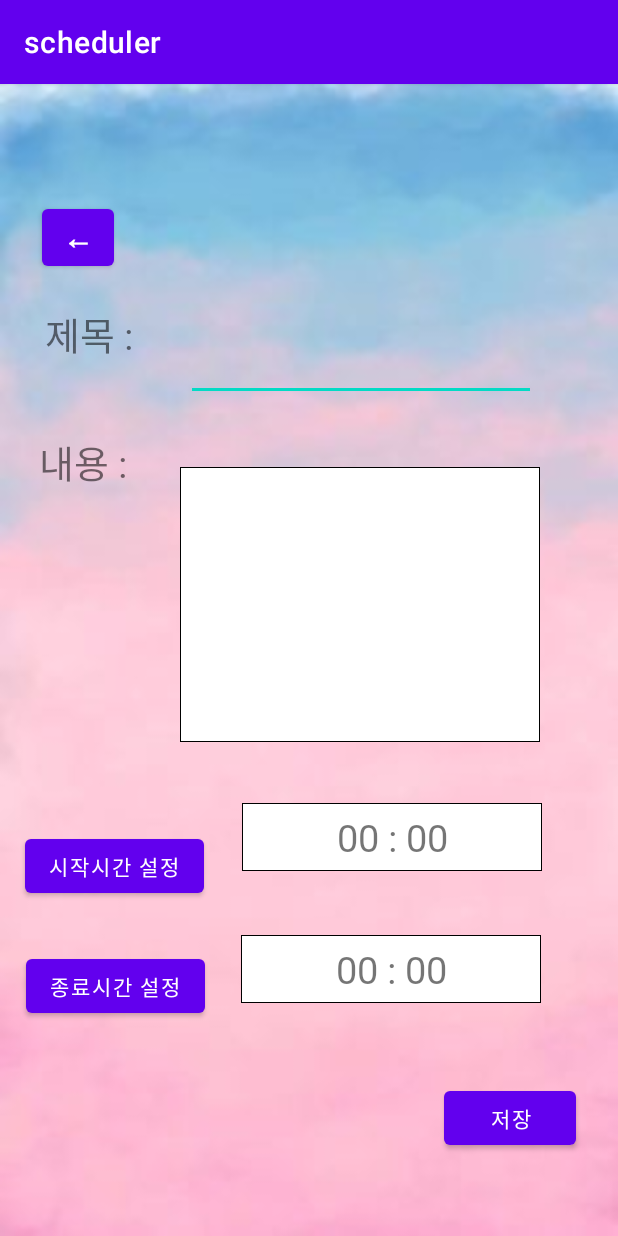
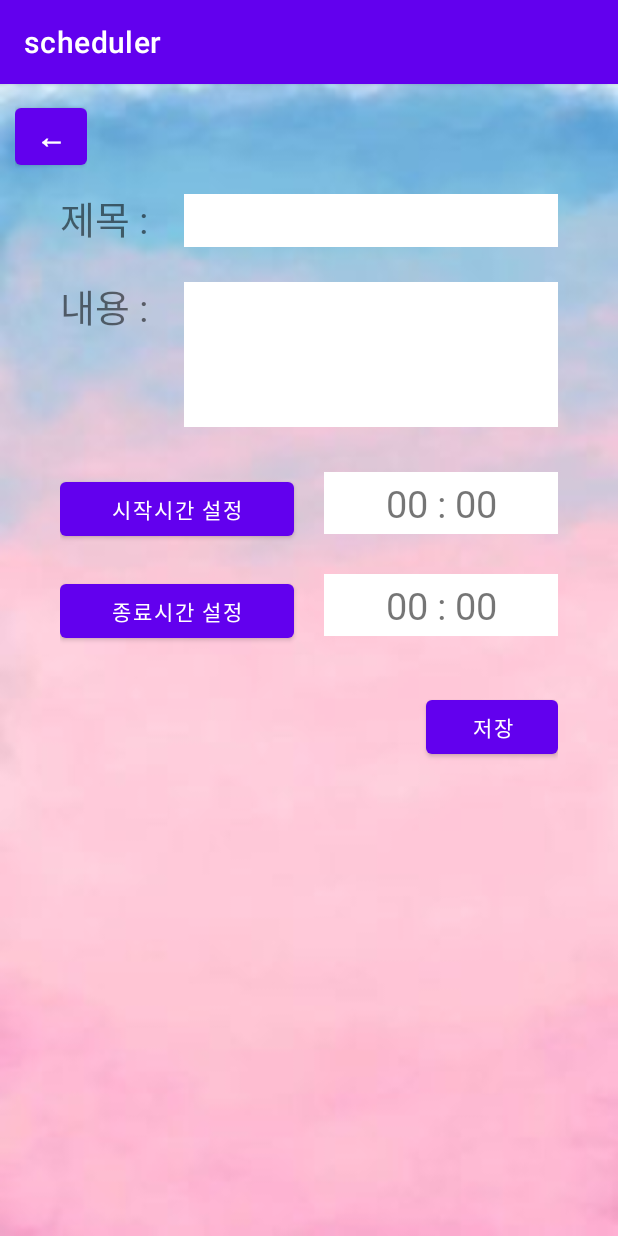
Before and after one commit to bong01/ku-scheduler, an Android app: the AddScheduler screen opened directly, with no data from a screen before it, on a phone screen of 412 x 824 dp. Run offline under Robolectric (Android 15) with nearby library versions, the phone set to English and light mode, and no system bars.

Commit message:
change layout of activity_add and activity_second_main

```diff
--- a/app/src/main/res/layout/activity_add.xml
+++ b/app/src/main/res/layout/activity_add.xml
@@ -1,63 +1,77 @@
 <?xml version="1.0" encoding="utf-8"?>
-<androidx.constraintlayout.widget.ConstraintLayout xmlns:android="http://schemas.android.com/apk/res/android"
+<LinearLayout xmlns:android="http://schemas.android.com/apk/res/android"
     xmlns:app="http://schemas.android.com/apk/res-auto"
     xmlns:tools="http://schemas.android.com/tools"
     android:layout_width="match_parent"
     android:layout_height="match_parent"
+    android:orientation="vertical"
+    android:padding="10dp"
     tools:context="dev.numberonedroid.scheduler.activity.AddScheduler"
     android:background="@drawable/back">
 
+    <LinearLayout
+        android:layout_width="wrap_content"
+        android:layout_height="wrap_content">
+        <Button
+            android:id="@+id/addbackbutton"
+            android:layout_width="48dp"
+            android:layout_height="50dp"
+            android:text="←"
+            android:textSize="20dp"
+            android:textStyle="bold" />
+    </LinearLayout>
+
+    <LinearLayout
+        android:layout_width="match_parent"
+        android:layout_height="wrap_content"
+        android:layout_marginTop="0dp"
+        android:layout_marginLeft="20dp"
+        android:layout_marginRight="20dp"
+        android:padding="10dp">
         <TextView
             android:id="@+id/textView2"
-        android:layout_width="wrap_content"
+            android:layout_width="0dp"
+            android:layout_weight="1"
             android:layout_height="wrap_content"
-        android:layout_marginStart="29dp"
-        android:layout_marginTop="20dp"
-        android:layout_marginEnd="28dp"
             android:fontFamily="@font/cookierun_bold"
             android:text="제목 : "
-        android:textSize="25dp"
-        app:layout_constraintEnd_toStartOf="@+id/titletext"
-        app:layout_constraintStart_toStartOf="parent"
-        app:layout_constraintTop_toBottomOf="@+id/addbackbutton" />
+            android:textSize="25dp"/>
 
         <EditText
             android:id="@+id/titletext"
-        android:layout_width="233dp"
-        android:layout_height="55dp"
-        android:layout_marginEnd="54dp"
-        android:layout_marginBottom="32dp"
+            android:layout_width="0dp"
+            android:layout_height="wrap_content"
+            android:layout_weight="3"
+            android:background="@color/white"
             android:ems="10"
             android:fontFamily="@font/cookierun_regular"
             android:inputType="textPersonName"
             android:maxLength="15"
-        app:layout_constraintBottom_toTopOf="@+id/contenttext"
-        app:layout_constraintEnd_toEndOf="parent"
-        app:layout_constraintStart_toEndOf="@+id/textView2"
-        app:layout_constraintTop_toBottomOf="@+id/addbackbutton"
-        tools:ignore="SpeakableTextPresentCheck,TouchTargetSizeCheck" />
-
+            tools:ignore="SpeakableTextPresentCheck,TouchTargetSizeCheck"
+            android:textSize="20dp"
+            android:padding="5dp"/>
+    </LinearLayout>
+    <LinearLayout
+        android:layout_width="match_parent"
+        android:layout_height="wrap_content"
+        android:layout_marginLeft="20dp"
+        android:layout_marginRight="20dp"
+        android:padding="10dp">
         <TextView
             android:id="@+id/textView3"
-        android:layout_width="wrap_content"
+            android:layout_width="0dp"
+            android:layout_weight="1"
             android:layout_height="wrap_content"
-        android:layout_marginStart="28dp"
-        android:layout_marginTop="21dp"
-        android:layout_marginEnd="29dp"
             android:fontFamily="@font/cookierun_bold"
             android:text="내용 : "
-        android:textSize="25dp"
-        app:layout_constraintEnd_toStartOf="@+id/contenttext"
-        app:layout_constraintStart_toStartOf="parent"
-        app:layout_constraintTop_toBottomOf="@+id/titletext" />
+            android:textSize="25dp" />
 
         <EditText
             android:id="@+id/contenttext"
-        android:layout_width="240dp"
-        android:layout_height="183dp"
-        android:layout_marginEnd="54dp"
-        android:layout_marginBottom="47dp"
-        android:background="@drawable/borderstyle"
+            android:layout_width="0dp"
+            android:layout_height="100dp"
+            android:layout_weight="3"
+            android:background="@color/white"
             android:ems="10"
             android:fontFamily="@font/cookierun_regular"
             android:gravity="top"
@@ -65,99 +79,89 @@
             android:maxLength="60"
             android:maxLines="5"
             android:scrollHorizontally="false"
-        android:textSize="20dp"
             app:layout_constraintBottom_toTopOf="@+id/startbutton"
             app:layout_constraintEnd_toEndOf="parent"
             app:layout_constraintStart_toEndOf="@+id/textView3"
             app:layout_constraintTop_toBottomOf="@+id/titletext"
-        tools:ignore="SpeakableTextPresentCheck" />
-
+            tools:ignore="SpeakableTextPresentCheck"
+            android:textSize="20dp"
+            android:padding="5dp" />
+    </LinearLayout>
+    <LinearLayout
+        android:layout_width="match_parent"
+        android:layout_height="wrap_content"
+        android:layout_marginTop="10dp"
+        android:layout_marginLeft="20dp"
+        android:layout_marginRight="20dp"
+        android:padding="10dp">
         <Button
             android:id="@+id/startbutton"
-        android:layout_width="wrap_content"
+            android:layout_width="0dp"
+            android:layout_weight="1"
+            android:layout_marginRight="20dp"
             android:layout_height="wrap_content"
-        android:layout_marginStart="15dp"
-        android:layout_marginEnd="23dp"
-        android:layout_marginBottom="20dp"
             android:fontFamily="@font/cookierun_bold"
-        android:text="시작시간 설정"
-        app:layout_constraintBottom_toTopOf="@+id/endbutton"
-        app:layout_constraintEnd_toStartOf="@+id/stime"
-        app:layout_constraintStart_toStartOf="parent"
-        app:layout_constraintTop_toBottomOf="@+id/contenttext" />
-
-    <Button
-        android:id="@+id/endbutton"
-        android:layout_width="wrap_content"
-        android:layout_height="wrap_content"
-        android:layout_marginStart="17dp"
-        android:layout_marginEnd="23dp"
-        android:layout_marginBottom="131dp"
-        android:fontFamily="@font/cookierun_bold"
-        android:text="종료시간 설정"
-        app:layout_constraintBottom_toBottomOf="parent"
-        app:layout_constraintEnd_toStartOf="@+id/etime"
-        app:layout_constraintStart_toStartOf="parent"
-        app:layout_constraintTop_toBottomOf="@+id/startbutton" />
+            android:text="시작시간 설정" />
 
         <TextView
             android:id="@+id/stime"
-        android:layout_width="200dp"
-        android:layout_height="45dp"
-        android:layout_marginTop="470dp"
-        android:layout_marginEnd="49dp"
-        android:layout_marginBottom="33dp"
-        android:background="@drawable/borderstyle"
+            android:layout_width="0dp"
+            android:layout_height="wrap_content"
+            android:layout_weight="1"
+            android:background="@color/white"
             android:fontFamily="@font/cookierun_regular"
             android:gravity="center"
             android:text="00 : 00"
             android:textSize="25dp"
-        app:layout_constraintBottom_toTopOf="@+id/etime"
-        app:layout_constraintEnd_toEndOf="parent"
-        app:layout_constraintStart_toEndOf="@+id/startbutton"
-        app:layout_constraintTop_toTopOf="parent" />
+            android:padding="3dp"/>
+    </LinearLayout>
+
+    <LinearLayout
+        android:layout_width="match_parent"
+        android:layout_height="wrap_content"
+        android:layout_marginLeft="20dp"
+        android:layout_marginRight="20dp"
+        android:padding="10dp">
+        <Button
+            android:id="@+id/endbutton"
+            android:layout_width="0dp"
+            android:layout_weight="1"
+            android:layout_marginRight="20dp"
+            android:layout_height="wrap_content"
+            android:fontFamily="@font/cookierun_bold"
+            android:text="종료시간 설정" />
 
         <TextView
             android:id="@+id/etime"
-        android:layout_width="200dp"
-        android:layout_height="45dp"
-        android:layout_marginEnd="51dp"
-        android:layout_marginBottom="44dp"
-        android:background="@drawable/borderstyle"
+            android:layout_width="0dp"
+            android:layout_height="wrap_content"
+            android:layout_weight="1"
+            android:background="@color/white"
             android:fontFamily="@font/cookierun_regular"
             android:gravity="center"
             android:text="00 : 00"
             android:textSize="25dp"
-        app:layout_constraintBottom_toTopOf="@+id/savebutton"
-        app:layout_constraintEnd_toEndOf="parent"
-        app:layout_constraintStart_toEndOf="@+id/endbutton"
-        app:layout_constraintTop_toBottomOf="@+id/stime" />
+            android:padding="3dp" />
+    </LinearLayout>
 
+    <LinearLayout
+        android:layout_width="match_parent"
+        android:layout_height="wrap_content"
+        android:gravity="right"
+        android:orientation="vertical"
+        android:layout_marginTop="10dp"
+        android:layout_marginLeft="20dp"
+        android:layout_marginRight="20dp"
+        android:padding="10dp">
         <Button
             android:id="@+id/savebutton"
             android:layout_width="wrap_content"
             android:layout_height="wrap_content"
-        android:layout_marginEnd="28dp"
-        android:layout_marginBottom="45dp"
             android:fontFamily="@font/cookierun_bold"
             android:text="저장"
             app:layout_constraintBottom_toBottomOf="parent"
             app:layout_constraintEnd_toEndOf="parent"
             app:layout_constraintTop_toBottomOf="@+id/etime" />
+    </LinearLayout>
 
-    <Button
-        android:id="@+id/addbackbutton"
-        android:layout_width="48dp"
-        android:layout_height="50dp"
-        android:layout_marginStart="28dp"
-        android:layout_marginTop="65dp"
-        android:layout_marginBottom="17dp"
-        android:text="←"
-        android:textSize="20dp"
-        android:textStyle="bold"
-        app:layout_constraintBottom_toTopOf="@+id/titletext"
-        app:layout_constraintStart_toStartOf="parent"
-        app:layout_constraintTop_toTopOf="parent" />
-
-
-</androidx.constraintlayout.widget.ConstraintLayout>
+</LinearLayout>
--- a/app/src/main/res/layout/activity_second_main.xml
+++ b/app/src/main/res/layout/activity_second_main.xml
@@ -1,9 +1,11 @@
 <?xml version="1.0" encoding="utf-8"?>
-<androidx.constraintlayout.widget.ConstraintLayout xmlns:android="http://schemas.android.com/apk/res/android"
+<LinearLayout xmlns:android="http://schemas.android.com/apk/res/android"
     xmlns:app="http://schemas.android.com/apk/res-auto"
     xmlns:tools="http://schemas.android.com/tools"
     android:layout_width="match_parent"
     android:layout_height="match_parent"
+    android:orientation="vertical"
+    android:padding="10dp"
     tools:context=".activity.SecondMainActivity"
     android:background="@drawable/back">
 
@@ -12,26 +14,19 @@
         android:id="@+id/backbutton"
         android:layout_width="50dp"
         android:layout_height="50dp"
-        android:layout_marginStart="16dp"
-        android:layout_marginBottom="16dp"
         android:text="←"
         android:textSize="20dp"
-        android:textStyle="bold"
-        app:layout_constraintBottom_toTopOf="@+id/recyclerView"
-        app:layout_constraintStart_toStartOf="parent" />
+        android:textStyle="bold" />
 
     <androidx.recyclerview.widget.RecyclerView
         android:id="@+id/recyclerView"
-        android:layout_width="408dp"
+        android:layout_width="match_parent"
         android:layout_height="0dp"
-        android:layout_marginTop="131dp"
-        android:layout_marginBottom="44dp"
-        app:layout_constraintBottom_toTopOf="@+id/plusbutton"
-        app:layout_constraintEnd_toEndOf="parent"
-        app:layout_constraintHorizontal_bias="0.333"
-        app:layout_constraintStart_toStartOf="parent"
-        app:layout_constraintTop_toTopOf="parent"
-        app:layout_constraintVertical_bias="1.0" />
+        android:layout_weight="5"
+        android:layout_marginTop="10dp"
+        android:layout_marginLeft="20dp"
+        android:layout_marginRight="20dp"
+        android:layout_marginBottom="20dp" />
     <TextView
         android:id="@+id/empty_view"
         android:layout_width="match_parent"
@@ -40,19 +35,21 @@
         android:visibility="gone"
         android:text="저장된 일정이 없습니다." />
 
+    <LinearLayout
+        android:layout_width="match_parent"
+        android:layout_height="wrap_content"
+        android:layout_weight="1"
+        android:gravity="right">
         <Button
             android:id="@+id/plusbutton"
             android:layout_width="53dp"
             android:layout_height="58dp"
-        android:layout_marginEnd="16dp"
-        android:layout_marginBottom="36dp"
             android:text="+"
             android:textAlignment="center"
             android:textSize="20dp"
             android:textStyle="bold"
-        app:layout_constraintBottom_toBottomOf="parent"
-        app:layout_constraintEnd_toEndOf="parent"
-        app:layout_constraintTop_toBottomOf="@+id/recyclerView" />
+            android:layout_margin="20dp"/>
+    </LinearLayout>
 
 
-</androidx.constraintlayout.widget.ConstraintLayout>
+</LinearLayout>
```
Lines whose indentation alone changed are shown as unchanged.
